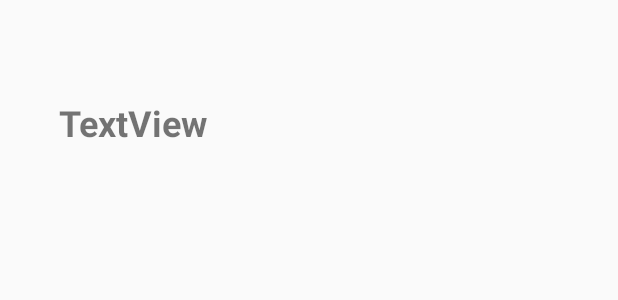
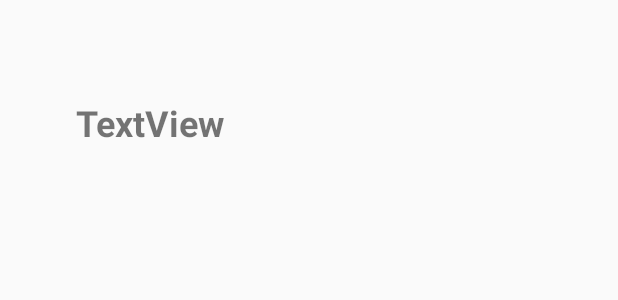
Before and after one commit to MartinTrocha/Instabook, an Android app: the layout vertical_recycler_item.xml on its own in the app's theme, with its tools: preview values and no code run, on a phone screen of 412 x 824 dp. Shown: the part 160-460 px from the top of the screen. Run offline under Robolectric (Android 15) with nearby library versions, the phone set to English and light mode, and no system bars; plain views replace SimpleDraweeView.

Commit message:
final xDD

```diff
--- a/app/src/main/res/layout/vertical_recycler_item.xml
+++ b/app/src/main/res/layout/vertical_recycler_item.xml
@@ -34,7 +34,7 @@
         android:layout_width="wrap_content"
         android:layout_height="wrap_content"
         android:layout_marginBottom="8dp"
-        android:layout_marginEnd="250dp"
+        android:layout_marginEnd="16dp"
         android:layout_marginStart="16dp"
         android:layout_marginTop="16dp"
         android:text="TextView"
@@ -42,6 +42,7 @@
         android:textStyle="bold"
         app:layout_constraintBottom_toTopOf="@+id/imgView"
         app:layout_constraintEnd_toEndOf="parent"
+        app:layout_constraintHorizontal_bias="0.124"
         app:layout_constraintStart_toStartOf="parent"
         app:layout_constraintTop_toTopOf="parent" />
 
```
